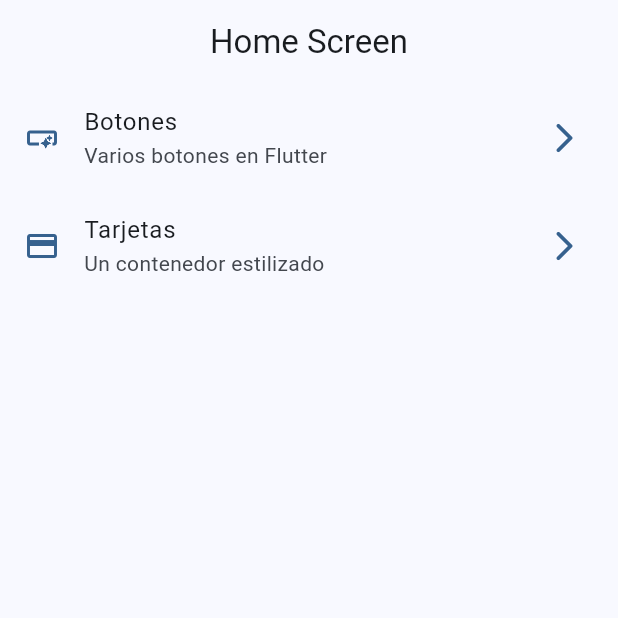
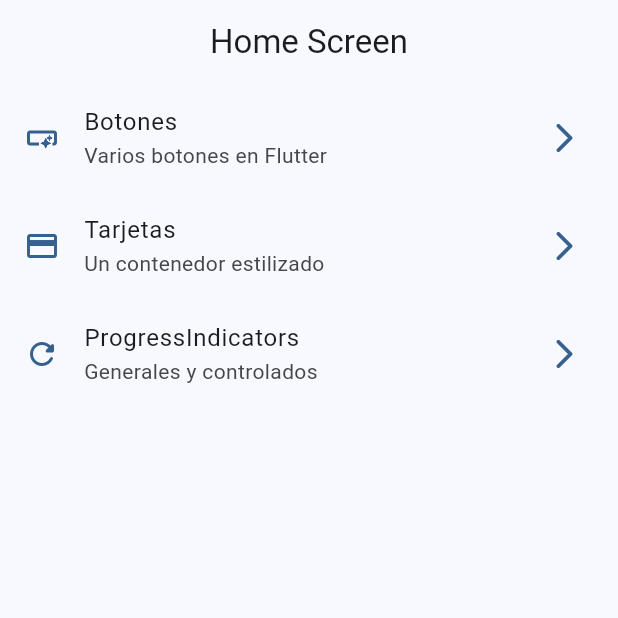
Before and after one commit to martynvalenz/flutter-widgets, a Flutter app: the screen it shows after launch, on a phone screen of 412 x 824 dp, the top half of it. Run offline on Flutter 3.47's test engine with Material 2 defaults, Android fonts, the phone set to English and light mode, and no system bars; our stand-ins replace go_router.

Commit message:
Progress indicators

```diff
--- a/lib/config/menu/menu_items.dart
+++ b/lib/config/menu/menu_items.dart
@@ -18,13 +18,19 @@ const appMenuItems = <MenuItem>[
   MenuItem(
     title: 'Botones',
     subTitle: 'Varios botones en Flutter',
-    link: 'Buttons',
+    link: '/buttons',
     icon: Icons.smart_button_outlined
   ),
   MenuItem(
     title: 'Tarjetas',
     subTitle: 'Un contenedor estilizado',
-    link: 'Cards',
+    link: '/cards',
     icon: Icons.credit_card
   ),
+  MenuItem(
+    title: 'ProgressIndicators',
+    subTitle: 'Generales y controlados',
+    link: '/progress',
+    icon: Icons.refresh_rounded
+  ),
 ];
--- a/lib/config/router/app_router.dart
+++ b/lib/config/router/app_router.dart
@@ -20,5 +20,10 @@ final appRouter = GoRouter(
       name: CardsScreen.name,
       builder: (context, state) => const CardsScreen(),
     ),
+    GoRoute(
+      path: '/progress',
+      name: ProgressScreen.name,
+      builder: (context, state) => const ProgressScreen(),
+    ),
   ],
 );
--- a/lib/presentation/screens/home/home_screen.dart
+++ b/lib/presentation/screens/home/home_screen.dart
@@ -58,10 +58,10 @@ class _CustomLIstTile extends StatelessWidget {
         // Navigator.pushNamed(context, menuItem.link);
 
         // * Usando el go router
-        // context.push(menuItem.link);
+        context.push(menuItem.link);
 
         // * Usando go_router con named routes
-        context.pushNamed(menuItem.link);
+        // context.pushNamed(menuItem.link);
       }
     );
   }
```
Also changed, not shown: lib/presentation/screens/progress/progress_screen.dart (+70 -1 lines).
